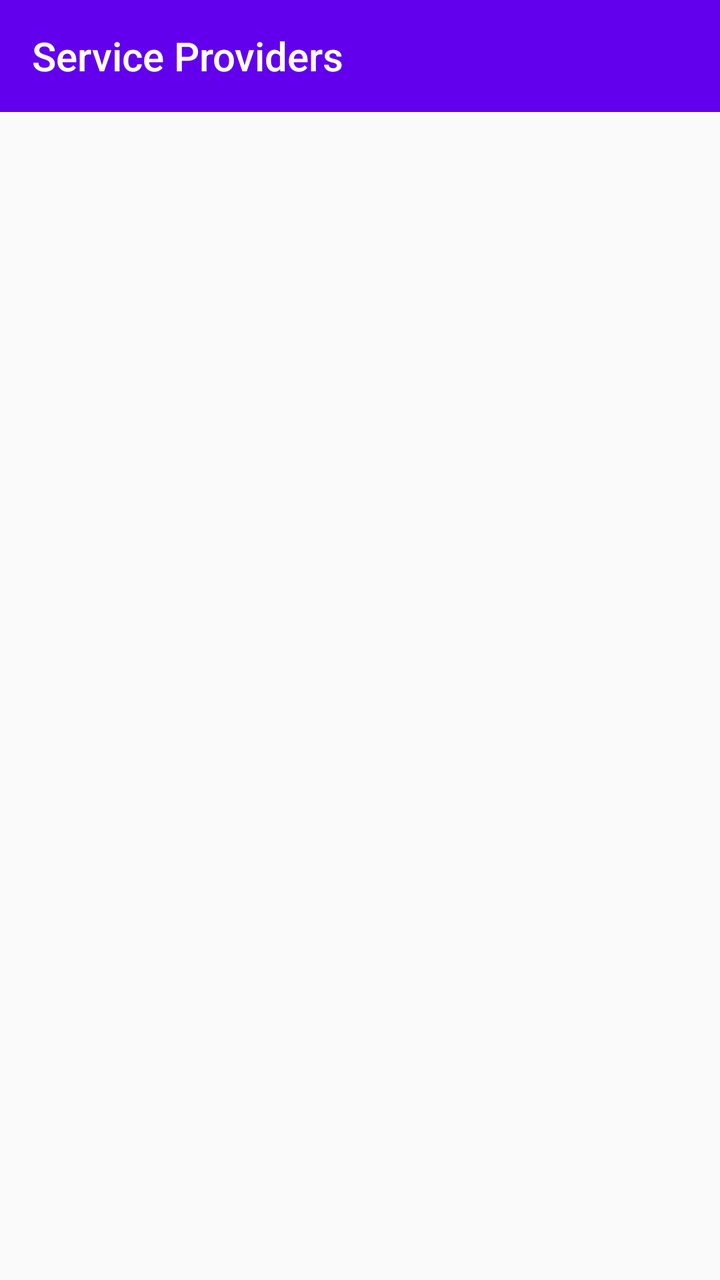
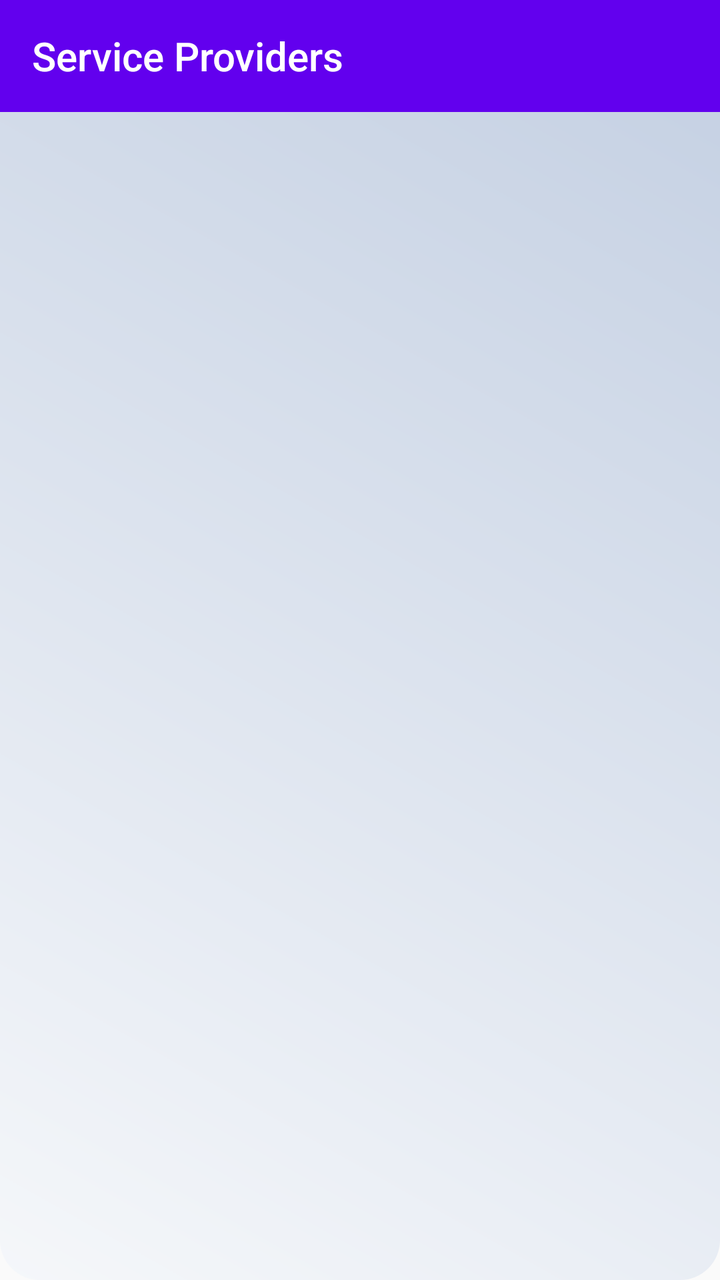

The first picture is an Android layout as it rendered before a commit; the second is the same layout after the commit. The layout source and the unified diff follow.
<!-- AndroidManifest.xml: application theme AppTheme -->
<!-- res/layout/activity_service_providers.xml -->
<?xml version="1.0" encoding="utf-8"?>
<LinearLayout xmlns:android="http://schemas.android.com/apk/res/android"
    xmlns:app="http://schemas.android.com/apk/res-auto"
    xmlns:tools="http://schemas.android.com/tools"
    android:layout_width="match_parent"
    android:layout_height="match_parent"
    android:orientation="vertical"
    tools:context=".ServiceProvidersActivity">

    <androidx.appcompat.widget.Toolbar
        android:id="@+id/toolbar"
        android:layout_width="match_parent"
        android:layout_height="?attr/actionBarSize"
        android:background="?attr/colorPrimary"
        app:title="Service Providers"
        android:theme="@style/ThemeOverlay.AppCompat.Dark.ActionBar"
        app:popupTheme="@style/ThemeOverlay.AppCompat.Light" />


    <ListView
        android:id="@+id/listViewServiceProviders"
        android:layout_width="match_parent"
        android:layout_height="match_parent"
        android:divider="@android:color/darker_gray"
        android:dividerHeight="1dp"
        android:padding="8dp" />


</LinearLayout>
<!-- resources referenced by this layout -->
<resources>
  <style name="AppTheme" parent="Theme.AppCompat.Light.NoActionBar">
          <item name="colorPrimary">@color/colorPrimary</item>
          <item name="colorPrimaryDark">@color/colorPrimaryDark</item>
          <item name="colorAccent">@color/colorAccent</item>
          
  
          <item name="colorSecondary">@color/teal_200</item>
          <item name="colorSecondaryVariant">@color/teal_700</item>
          <item name="colorOnSecondary">@color/black</item>
          
          <item name="android:statusBarColor">?attr/colorPrimaryVariant</item>
      </style>
  <color name="colorPrimary">#6200EE</color>
  <color name="colorPrimaryDark">#3700B3</color>
  <color name="colorAccent">#03DAC5</color>
  <color name="teal_200">#FF03DAC5</color>
  <color name="teal_700">#FF018786</color>
  <color name="black">#FF000000</color>
</resources>

<!-- the commit's change to res/layout/activity_service_providers.xml (unified diff, before → after) -->
@@ -5,6 +5,7 @@
     android:layout_width="match_parent"
     android:layout_height="match_parent"
     android:orientation="vertical"
+    android:background="@drawable/card_background"
     tools:context=".ServiceProvidersActivity">
 
     <androidx.appcompat.widget.Toolbar
<!-- resource entries referenced after the edit -->
@@ -1,5 +1,14 @@
 <!-- resources referenced by this layout -->
 <resources>
+  <!-- drawable card_background (drawable) -->
+  <?xml version="1.0" encoding="utf-8"?>
+  <shape xmlns:android="http://schemas.android.com/apk/res/android">
+      <gradient
+          android:angle="45"
+          android:startColor="#F5F7FA"
+          android:endColor="#C3CFE2"/>
+      <corners android:radius="20dp"/>
+  </shape>
   <style name="AppTheme" parent="Theme.AppCompat.Light.NoActionBar">
           <item name="colorPrimary">@color/colorPrimary</item>
           <item name="colorPrimaryDark">@color/colorPrimaryDark</item>
